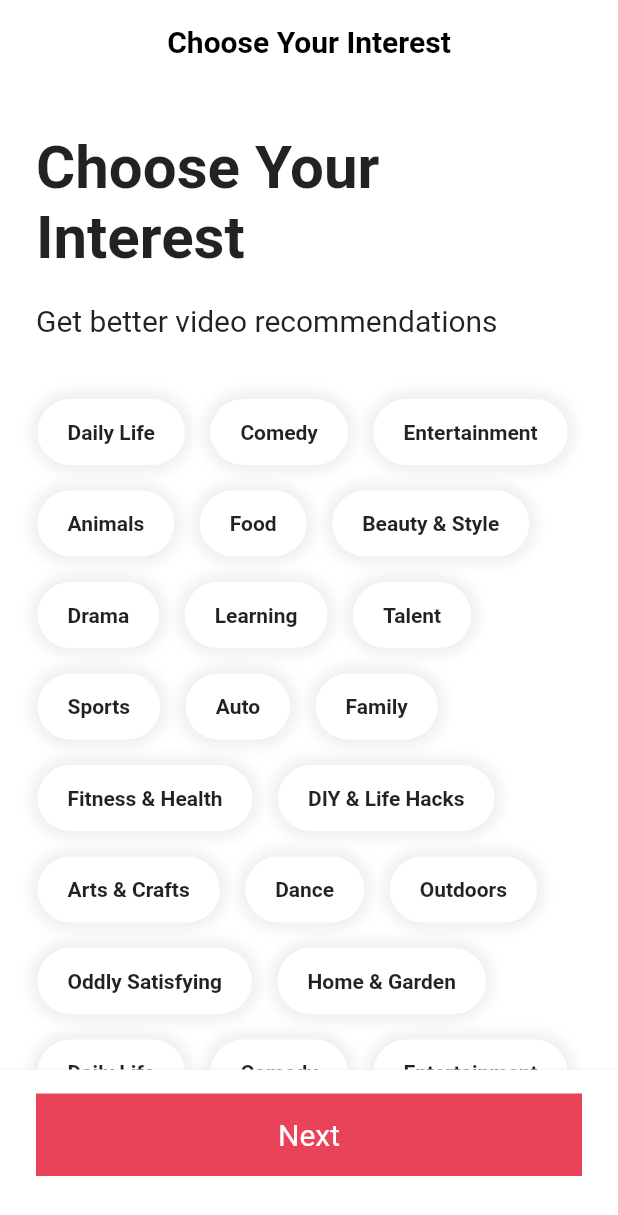
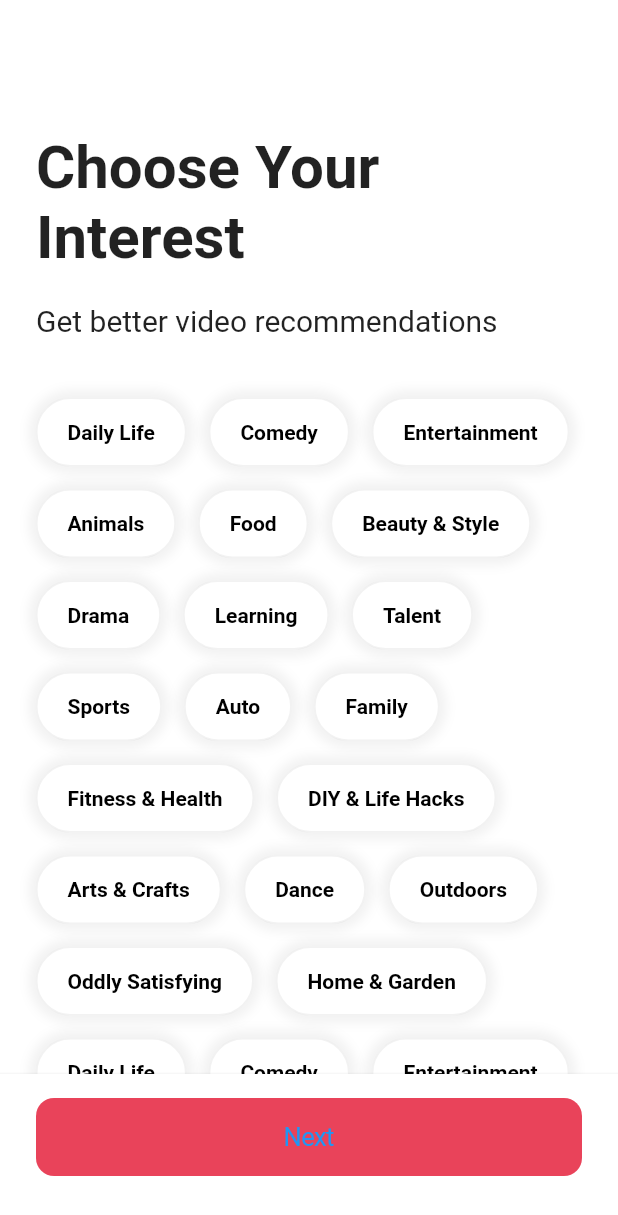
Before and after one commit to ashsh0412/tiktok_clone, a Flutter app: the screen it shows after launch, on a phone screen of 412 x 824 dp. Shown: the top 1215 px of the screen. Run offline on Flutter 3.47's test engine with Material 2 defaults, Android fonts, the phone set to English and light mode, and no system bars; our stand-ins replace font_awesome_flutter.

```diff
--- /dev/null
+++ b/lib/features/onboarding/interest_button.dart
@@ -0,0 +1,60 @@
+import 'package:flutter/material.dart';
+import 'package:tiktok_clone/constants/sizes.dart';
+
+class InterestButton extends StatefulWidget {
+  const InterestButton({
+    super.key,
+    required this.interest,
+  });
+
+  final String interest;
+
+  @override
+  State<InterestButton> createState() => _InterestButtonState();
+}
+
+class _InterestButtonState extends State<InterestButton> {
+  bool _isSelected = false;
+
+  void onTap() {
+    setState(() {
+      _isSelected = !_isSelected;
+    });
+  }
+
+  @override
+  Widget build(BuildContext context) {
+    return GestureDetector(
+      onTap: onTap,
+      child: AnimatedContainer(
+        duration: const Duration(microseconds: 300),
+        padding: const EdgeInsets.symmetric(
+          vertical: Sizes.size14,
+          horizontal: Sizes.size20,
+        ),
+        decoration: BoxDecoration(
+          color: _isSelected ? Theme.of(context).primaryColor : Colors.white,
+          borderRadius: BorderRadius.circular(
+            Sizes.size32,
+          ),
+          border: Border.all(
+            color: Colors.black.withOpacity(0.05),
+          ),
+          boxShadow: [
+            BoxShadow(
+              color: Colors.black.withOpacity(0.05),
+              blurRadius: 5,
+              spreadRadius: 5,
+            ),
+          ],
+        ),
+        child: Text(
+          widget.interest,
+          style: TextStyle(
+              fontWeight: FontWeight.bold,
+              color: _isSelected ? Colors.white : Colors.black),
+        ),
+      ),
+    );
+  }
+}
--- a/lib/features/onboarding/interests_screen.dart
+++ b/lib/features/onboarding/interests_screen.dart
@@ -1,6 +1,9 @@
+import 'package:flutter/cupertino.dart';
 import 'package:flutter/material.dart';
 import 'package:tiktok_clone/constants/gaps.dart';
 import 'package:tiktok_clone/constants/sizes.dart';
+import 'package:tiktok_clone/features/onboarding/interest_button.dart';
+import 'package:tiktok_clone/features/onboarding/widgets/tutorial_screen.dart';
 
 const interests = [
   "Daily Life",
@@ -43,8 +46,51 @@ const interests = [
   "Home & Garden",
 ];
 
-class InterestScreen extends StatelessWidget {
+class InterestScreen extends StatefulWidget {
   const InterestScreen({super.key});
+
+  @override
+  State<InterestScreen> createState() => _InterestScreenState();
+}
+
+class _InterestScreenState extends State<InterestScreen> {
+  final ScrollController _scrollController = ScrollController();
+  bool _showTitle = false;
+
+  void _onNextTap() {
+    Navigator.of(context).push(
+      MaterialPageRoute(
+        builder: (context) => const TutorialScreen(),
+      ),
+    );
+  }
+
+  void _onScroll() {
+    if (_scrollController.offset > 100) {
+      if (_showTitle = true) return;
+      setState(() {
+        _showTitle = true;
+      });
+    } else {
+      setState(() {
+        _showTitle = false;
+      });
+    }
+  }
+
+  @override
+  void initState() {
+    super.initState();
+    _scrollController.addListener(() {
+      _onScroll();
+    });
+  }
+
+  @override
+  void dispose() {
+    _scrollController.dispose();
+    super.dispose();
+  }
 
   @override
   Widget build(BuildContext context) {
@@ -57,9 +103,16 @@ class InterestScreen extends StatelessWidget {
       child: Scaffold(
         appBar: AppBar(
           centerTitle: true,
-          title: const Text("Choose Your Interest"),
+          title: AnimatedOpacity(
+            duration: const Duration(microseconds: 300),
+            opacity: _showTitle ? 1 : 0,
+            child: const Text("Choose Your Interest"),
           ),
-        body: SingleChildScrollView(
+        ),
+        body: Scrollbar(
+          controller: _scrollController,
+          child: SingleChildScrollView(
+            controller: _scrollController,
             child: Padding(
               padding: const EdgeInsets.only(
                 left: Sizes.size24,
@@ -91,37 +144,11 @@ class InterestScreen extends StatelessWidget {
                     spacing: 15,
                     children: [
                       for (var interest in interests)
-                      Container(
-                        padding: const EdgeInsets.symmetric(
-                          vertical: Sizes.size14,
-                          horizontal: Sizes.size20,
-                        ),
-                        decoration: BoxDecoration(
-                          color: Colors.white,
-                          borderRadius: BorderRadius.circular(
-                            Sizes.size32,
-                          ),
-                          border: Border.all(
-                            color: Colors.black.withOpacity(0.05),
-                          ),
-                          boxShadow: [
-                            BoxShadow(
-                              color: Colors.black.withOpacity(0.05),
-                              blurRadius: 5,
-                              spreadRadius: 5,
+                        InterestButton(interest: interest)
+                    ],
                   ),
                 ],
               ),
-                        child: Text(
-                          interest,
-                          style: const TextStyle(
-                            fontWeight: FontWeight.bold,
-                          ),
-                        ),
-                      )
-                  ],
-                ),
-              ],
             ),
           ),
         ),
@@ -134,21 +161,12 @@ class InterestScreen extends StatelessWidget {
               left: Sizes.size24,
               right: Sizes.size24,
             ),
-            child: Container(
-              padding: const EdgeInsets.symmetric(
-                vertical: Sizes.size16,
-              ),
-              decoration: BoxDecoration(
+            child: CupertinoButton(
+              onPressed: () {
+                _onNextTap();
+              },
               color: Theme.of(context).primaryColor,
-              ),
-              child: const Text(
-                "Next",
-                textAlign: TextAlign.center,
-                style: TextStyle(
-                  color: Colors.white,
-                  fontSize: Sizes.size20,
-                ),
-              ),
+              child: const Text("Next"),
             ),
           ),
         ),
```
Also changed, not shown: lib/features/onboarding/widgets/tutorial_screen.dart (added, +124 -0 lines). Lines whose indentation alone changed are shown as unchanged.
